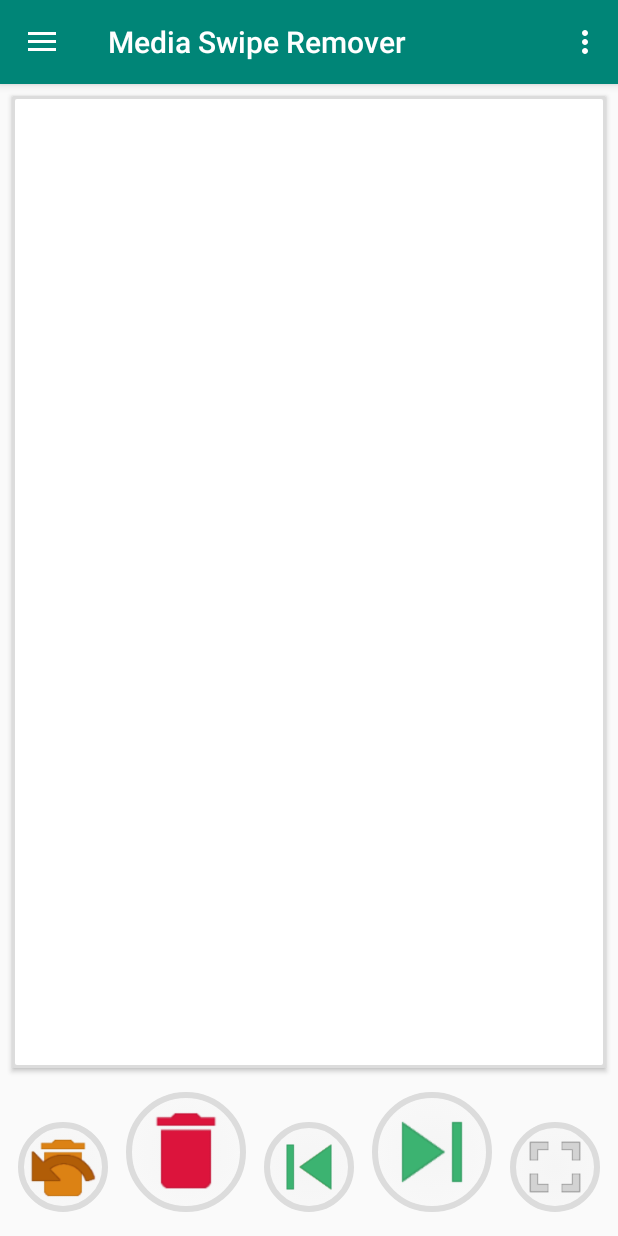
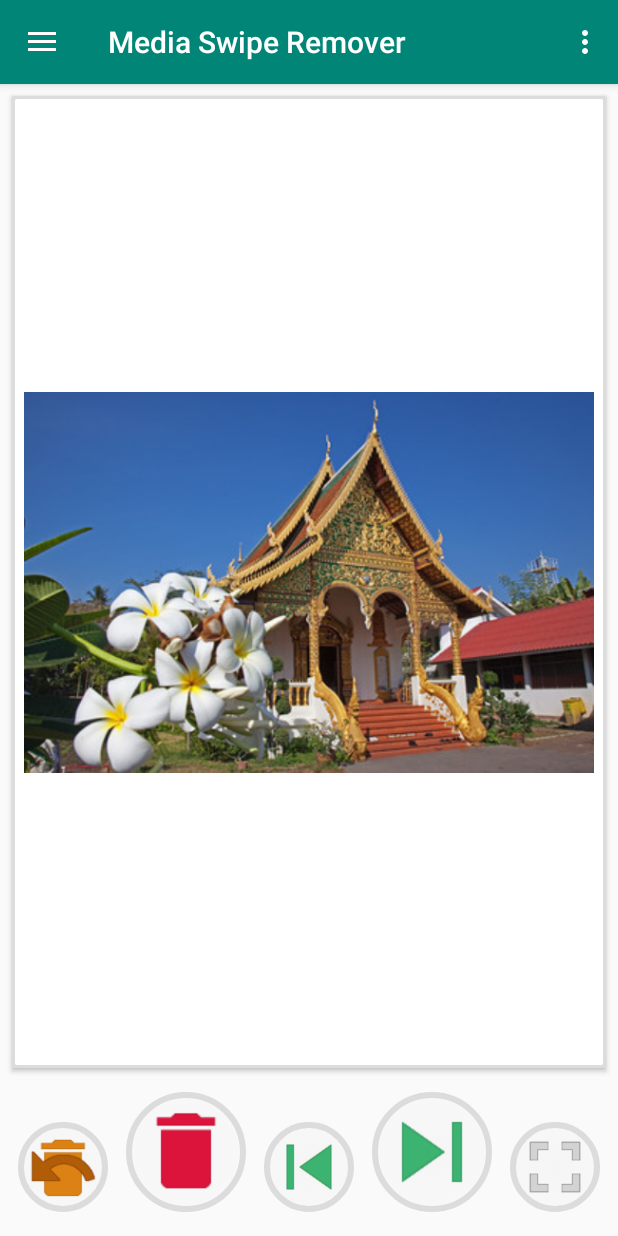
Before and after one commit to JesseRGit/media_swipe_remover, an Android app: the screen it shows after launch (MainActivity), on a phone screen of 412 x 824 dp. Run offline under Robolectric (Android 15) with nearby library versions, the phone set to English and light mode, and no system bars.

Commit message:
Testing image_pager

```diff
--- a/app/src/main/java/com/example/mediaswiperemover/MainActivity.kt
+++ b/app/src/main/java/com/example/mediaswiperemover/MainActivity.kt
@@ -3,10 +3,15 @@ package com.example.mediaswiperemover
 import android.os.Bundle
 import android.support.design.widget.NavigationView
 import android.support.v4.view.GravityCompat
+import android.support.v4.view.PagerAdapter
+import android.support.v4.view.ViewPager
 import android.support.v7.app.ActionBarDrawerToggle
 import android.support.v7.app.AppCompatActivity
 import android.view.Menu
 import android.view.MenuItem
+import android.view.View
+import android.view.ViewGroup
+import android.widget.ImageView
 import kotlinx.android.synthetic.main.activity_main.*
 import kotlinx.android.synthetic.main.app_bar_main.*
 
@@ -24,6 +29,11 @@ class MainActivity : AppCompatActivity(), NavigationView.OnNavigationItemSelecte
         toggle.syncState()
 
         nav_view.setNavigationItemSelectedListener(this)
+
+        //viewPager testing
+        val viewPager = findViewById<View>(R.id.viewPager_MainMedia) as ViewPager
+        val adapter = ImagePagerAdapter()
+        viewPager.adapter = adapter
     }
 
     override fun onBackPressed() {
@@ -66,8 +76,39 @@ class MainActivity : AppCompatActivity(), NavigationView.OnNavigationItemSelecte
 
             }
         }
-
         drawer_layout.closeDrawer(GravityCompat.START)
         return true
     }
+
+    //viewPager testing
+    private inner class ImagePagerAdapter : PagerAdapter() {
+        private val mImages =
+            intArrayOf(R.drawable.chiang_mai, R.drawable.himeji, R.drawable.petronas_twin_tower, R.drawable.ulm)
+
+        override fun getCount(): Int {
+            return mImages.size
+        }
+
+        override fun isViewFromObject(view: View, `object`: Any): Boolean {
+            return view === `object`
+        }
+
+        override fun instantiateItem(container: ViewGroup, position: Int): Any {
+            val context = this@MainActivity
+            val imageView = ImageView(context)
+            val padding = context.resources.getDimensionPixelSize(
+                R.dimen.padding_medium
+            )
+            imageView.setPadding(padding, padding, padding, padding)
+            imageView.scaleType = ImageView.ScaleType.CENTER_INSIDE
+            imageView.setImageResource(mImages[position])
+            container.addView(imageView, 0)
+            return imageView
+        }
+
+        override fun destroyItem(container: ViewGroup, position: Int, `object`: Any) {
+            container.removeView(`object` as ImageView)
+        }
+    }
+
 }
--- /dev/null
+++ b/app/src/main/res/anim/fade_out.xml
@@ -0,0 +1,6 @@
+<alpha xmlns:android="http://schemas.android.com/apk/res/android"
+  android:interpolator="@android:anim/accelerate_interpolator"
+  android:fromAlpha="1.0"
+  android:toAlpha="0.0"
+  android:duration="500"
+  android:fillAfter="true" />
--- /dev/null
+++ b/app/src/main/res/anim/slide_in_right.xml
@@ -0,0 +1,6 @@
+<set xmlns:android="http://schemas.android.com/apk/res/android">
+  <translate android:fromXDelta="50%p" android:toXDelta="0"
+            android:duration="@android:integer/config_mediumAnimTime"/>
+  <alpha android:fromAlpha="0.0" android:toAlpha="1.0"
+            android:duration="@android:integer/config_mediumAnimTime" />
+</set>
--- /dev/null
+++ b/app/src/main/res/anim/slide_out_left.xml
@@ -0,0 +1,6 @@
+<set xmlns:android="http://schemas.android.com/apk/res/android">
+  <translate android:fromXDelta="0" android:toXDelta="-50%p"
+            android:duration="@android:integer/config_mediumAnimTime"/>
+  <alpha android:fromAlpha="1.0" android:toAlpha="0.0"
+            android:duration="@android:integer/config_mediumAnimTime" />
+</set>
--- /dev/null
+++ b/app/src/main/res/drawable/overscroll_left.xml
@@ -0,0 +1,6 @@
+<shape xmlns:android="http://schemas.android.com/apk/res/android">
+  <gradient
+    android:startColor="@color/overscroll"
+    android:endColor="@android:color/transparent"
+    android:angle="0" />
+</shape>
--- /dev/null
+++ b/app/src/main/res/drawable/overscroll_right.xml
@@ -0,0 +1,6 @@
+<shape xmlns:android="http://schemas.android.com/apk/res/android">
+  <gradient
+    android:startColor="@color/overscroll"
+    android:endColor="@android:color/transparent"
+    android:angle="180" />
+</shape>
--- a/app/src/main/res/layout/content_main.xml
+++ b/app/src/main/res/layout/content_main.xml
@@ -9,8 +9,8 @@
         tools:showIn="@layout/app_bar_main"
         tools:context=".MainActivity">
 
-    <ImageView
-            android:id="@+id/imageView_MainMedia"
+    <android.support.v4.view.ViewPager
+            android:id="@+id/viewPager_MainMedia"
             android:layout_width="0dp"
             android:layout_height="0dp"
             android:layout_marginStart="8dp"
@@ -20,13 +20,12 @@
             android:background="@drawable/shadow_rect"
             android:contentDescription="@string/img_main"
             android:elevation="2dp"
-            android:scaleType="fitXY"
             app:layout_constraintBottom_toTopOf="@+id/imageButton_DeleteMedia"
             app:layout_constraintEnd_toEndOf="parent"
             app:layout_constraintHorizontal_bias="1.0"
             app:layout_constraintStart_toStartOf="parent"
             app:layout_constraintTop_toTopOf="parent"
-            tools:srcCompat="@drawable/image_background_template" />
+    />
 
     <ImageButton
             android:id="@+id/imageButton_UndoDeleteMedia"
--- a/app/src/main/res/values/colors.xml
+++ b/app/src/main/res/values/colors.xml
@@ -5,4 +5,5 @@
     <color name="colorAccent">#D81B60</color>
     <color name="greyGainsBoro">#DCDCDC</color>
     <color name="whitesmoke">#F5F5F5</color>
+    <color name="overscroll">#33b5e5</color>
 </resources>
--- a/app/src/main/res/values/dimens.xml
+++ b/app/src/main/res/values/dimens.xml
@@ -5,4 +5,7 @@
     <dimen name="nav_header_vertical_spacing">8dp</dimen>
     <dimen name="nav_header_height">176dp</dimen>
     <dimen name="fab_margin">16dp</dimen>
+    <dimen name="padding_small">4dp</dimen>
+    <dimen name="padding_medium">8dp</dimen>
+    <dimen name="padding_large">16dp</dimen>
 </resources>
```
Also changed, not shown: app/src/main/res/drawable/chiang_mai.jpg (added), app/src/main/res/drawable/himeji.jpg (added), app/src/main/res/drawable/petronas_twin_tower.jpg (added), app/src/main/res/drawable/ulm.jpg (added), 5 other files.
